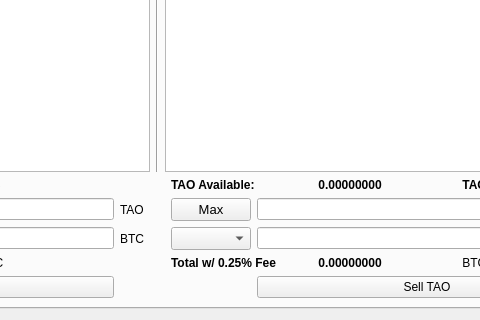
taoblockchain/tao-core, file src/qt/forms/tradingdialog.ui: the form before one commit; both pictures show x 376 to 856 and y 284 to 604 of the 1031 by 604 pixel window.
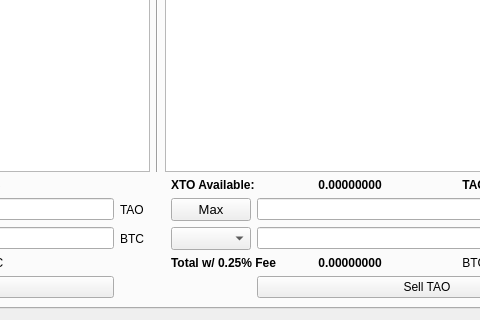
The form after the commit. The open tabs and pages were chosen to show the change. Icons and pictures are not drawn.

```diff
--- a/src/qt/forms/tradingdialog.ui
+++ b/src/qt/forms/tradingdialog.ui
@@ -704,7 +704,7 @@
             </font>
            </property>
            <property name="text">
-            <string>TAO Available:</string>
+            <string>XTO Available:</string>
            </property>
           </widget>
          </item>
```
Left out of the diff: 2 changed lines with no effect on the pictures.
